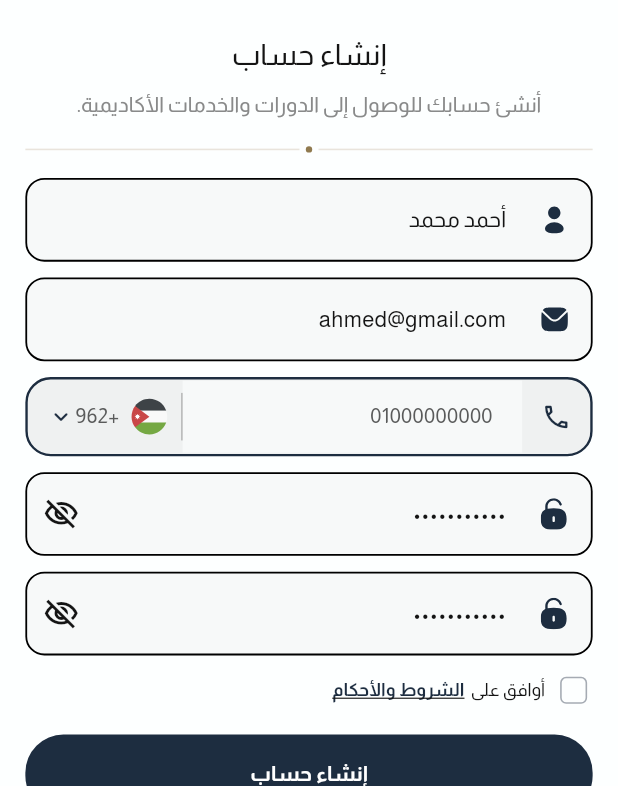
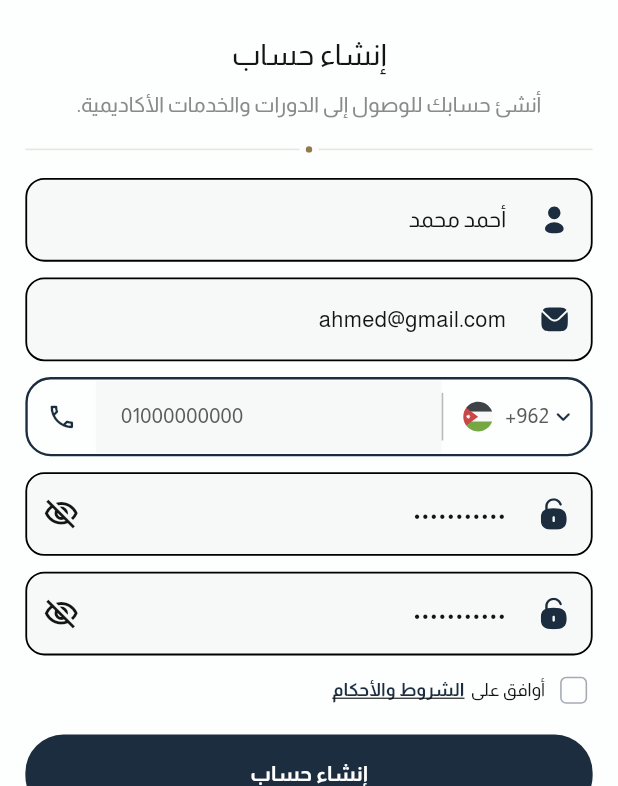
Before and after one commit to Shroukahmed99/Academic-Elite, a Flutter app: the RegisterView screen opened directly, on a phone screen of 412 x 824 dp, the part 450-1236 px from its top. Run offline on Flutter 3.47's test engine with Material 3 defaults, Android fonts, the phone set to English and light mode, and no system bars; our stand-ins replace bloc, cookie_jar, dartz, dio, dio_cookie_manager, equatable and 6 more; missing offline and left inert: animated_switch; accounts and stored records are empty.

Commit message:
update auth ui

```diff
--- a/lib/core/components/custom_app_bar.dart
+++ b/lib/core/components/custom_app_bar.dart
@@ -1,4 +1,3 @@
-import 'package:academic_elite/core/extensions/localization_extension.dart';
 import 'package:academic_elite/core/extensions/theme_extension.dart';
 import 'package:academic_elite/core/utils/app_sizes.dart';
 import 'package:academic_elite/core/utils/colors_manager.dart';
@@ -26,25 +25,12 @@ class CustomAppBar extends StatelessWidget {
 
   @override
   Widget build(BuildContext context) {
-    AppSizes.init(context);
-
     return SizedBox(
       height: AppSizes.h(_height),
       width: double.infinity,
       child: Stack(
         children: [
           _buildBackground(),
-
-          if (showBackButton || leading != null)
-            PositionedDirectional(
-              start: AppSizes.w(_contentHorizontalPadding),
-              top: AppSizes.h(48),
-              child: SizedBox(
-                width: AppSizes.w(_buttonSize),
-                height: AppSizes.h(_buttonSize),
-                child: leading ?? _BackButton(onPressed: onBackPressed),
-              ),
-            ),
 
           if (title.isNotEmpty)
             Positioned(
@@ -57,8 +43,8 @@ class CustomAppBar extends StatelessWidget {
                   maxLines: 1,
                   overflow: TextOverflow.ellipsis,
                   textAlign: TextAlign.center,
-                  style: context.textTheme.titleMedium?.copyWith(
-                    color: ColorsManager.white,
+                  style: context.textTheme.labelLarge?.copyWith(
+                    fontSize: AppSizes.sp(18),
                   ),
                 ),
               ),
@@ -69,6 +55,17 @@ class CustomAppBar extends StatelessWidget {
               end: AppSizes.w(_contentHorizontalPadding),
               top: AppSizes.h(48),
               child: Row(mainAxisSize: MainAxisSize.min, children: actions!),
+            ),
+
+          if (showBackButton || leading != null)
+            PositionedDirectional(
+              end: AppSizes.w(_contentHorizontalPadding),
+              top: AppSizes.h(48),
+              child: SizedBox(
+                width: AppSizes.w(_buttonSize),
+                height: AppSizes.h(_buttonSize),
+                child: leading ?? _BackButton(onPressed: onBackPressed),
+              ),
             ),
         ],
       ),
@@ -108,8 +105,8 @@ class _BackButton extends StatelessWidget {
           ),
           alignment: Alignment.center,
           child: Icon(
-            context.isArabic ? Icons.chevron_left : Icons.chevron_right,
-            size: AppSizes.sp(22),
+            Icons.chevron_right,
+            size: AppSizes.sp(27),
             color: ColorsManager.white,
           ),
         ),
--- a/lib/features/auth/presentation/widgets/phone_input_field.dart
+++ b/lib/features/auth/presentation/widgets/phone_input_field.dart
@@ -70,9 +70,8 @@ class _PhoneInputFieldState extends State<PhoneInputField> {
               width: double.infinity,
               height: AppSizes.h(50),
               decoration: BoxDecoration(
-                color: ColorsManager.font6,
+                color: ColorsManager.background,
                 borderRadius: BorderRadius.circular(AppSizes.r(16)),
-
                 border: Border.all(
                   color: field.hasError
                       ? ColorsManager.red
@@ -80,26 +79,30 @@ class _PhoneInputFieldState extends State<PhoneInputField> {
                   width: AppSizes.w(1.5),
                 ),
               ),
+
+              // بنثبت ترتيب عناصر الـ Phone Field
+              // بحيث يفضل:
+              // Phone Icon -> Number -> Country
+              child: Directionality(
+                textDirection: TextDirection.ltr,
                 child: Row(
                   children: [
-                  Padding(
-                    padding: EdgeInsets.symmetric(horizontal: AppSizes.w(12)),
-                    child: Icon(
-                      Icons.phone_outlined,
-                      size: AppSizes.sp(19),
-                      color: ColorsManager.primary,
-                    ),
-                  ),
+                    _buildPhoneIcon(),
+
                     Expanded(
                       child: TextField(
                         controller: widget.controller,
                         keyboardType: TextInputType.phone,
                         textInputAction: TextInputAction.next,
-                      textAlign: TextAlign.right,
+
+                        // الرقم يبدأ من ناحية أيقونة الهاتف
+                        textAlign: TextAlign.left,
+
                         style: context.textTheme.bodyMedium!.copyWith(
                           color: ColorsManager.font2,
                           fontWeight: FontWeight.w400,
                         ),
+
                         decoration: InputDecoration(
                           hintText: context.l10n.phoneHint,
                           hintStyle: context.textTheme.bodyMedium!.copyWith(
@@ -115,6 +118,7 @@ class _PhoneInputFieldState extends State<PhoneInputField> {
                             horizontal: AppSizes.w(12),
                           ),
                         ),
+
                         onChanged: (value) {
                           field.didChange(value);
                         },
@@ -122,8 +126,10 @@ class _PhoneInputFieldState extends State<PhoneInputField> {
                     ),
 
                     _buildDivider(),
+
                     _buildCountrySelector(context),
                   ],
+                ),
               ),
             ),
 
@@ -143,6 +149,17 @@ class _PhoneInputFieldState extends State<PhoneInputField> {
           ],
         );
       },
+    );
+  }
+
+  Widget _buildPhoneIcon() {
+    return Padding(
+      padding: EdgeInsets.symmetric(horizontal: AppSizes.w(12)),
+      child: Icon(
+        Icons.phone_outlined,
+        size: AppSizes.sp(19),
+        color: ColorsManager.primary,
+      ),
     );
   }
 
@@ -195,8 +212,8 @@ class _PhoneInputFieldState extends State<PhoneInputField> {
           children: [
             SvgPicture.asset(
               _selectedCountry.flag,
-              width: AppSizes.w(24),
-              height: AppSizes.h(24),
+              width: AppSizes.w(20),
+              height: AppSizes.h(20),
             ),
 
             SizedBox(width: AppSizes.w(7)),
@@ -224,8 +241,10 @@ class _PhoneInputFieldState extends State<PhoneInputField> {
     switch (country) {
       case 'jordan':
         return context.l10n.jordan;
+
       case 'england':
         return context.l10n.england;
+
       default:
         return country;
     }
--- a/lib/features/onboarding/presentation/widgets/onboarding_navigation.dart
+++ b/lib/features/onboarding/presentation/widgets/onboarding_navigation.dart
@@ -30,10 +30,10 @@ class OnboardingNavigation extends StatelessWidget {
               height: 50,
               borderRadius: 24,
               textStyle: context.textTheme.labelLarge!,
-              suffixIcon: Icon(
-                context.isArabic ? Icons.arrow_forward : Icons.arrow_back,
+              suffixIcon: const Icon(
+                Icons.arrow_forward,
                 color: ColorsManager.white,
-                size: AppSizes.sp(20),
+                size: 20,
               ),
             ),
           ),
```
Also changed, not shown: lib/features/auth/presentation/widgets/otp_verification_body.dart (+137 -34 lines), lib/features/onboarding/presentation/widgets/onboarding_view_body.dart (+17 -64 lines). Lines whose indentation alone changed are shown as unchanged.
